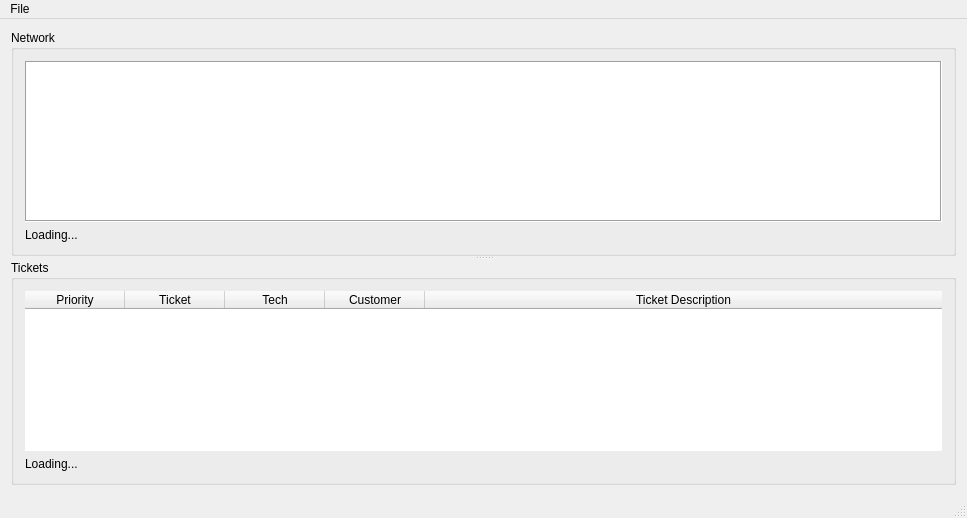
This is mainwindow.ui in liquidweaver/Pulse as Qt 5 draws it before an edit. The edited form follows.
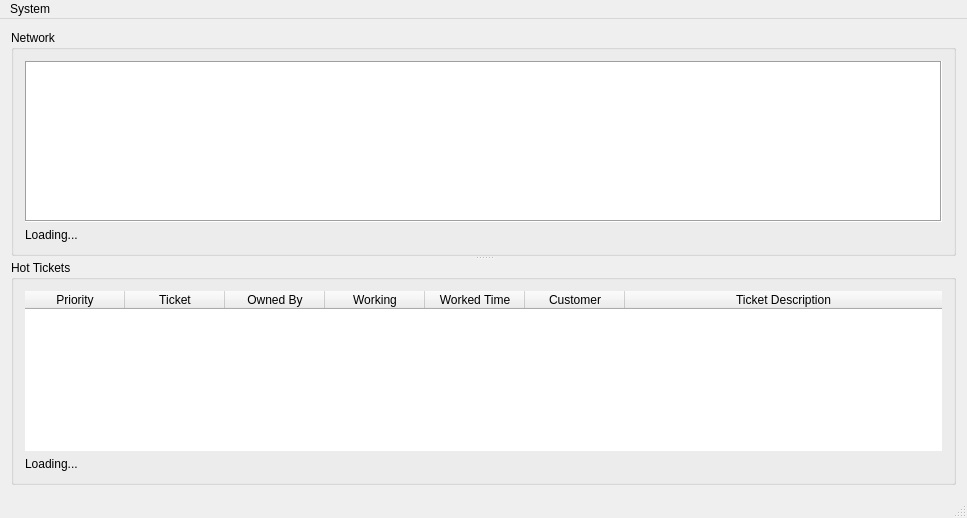
This is the edited form. Icons and pictures are not drawn.

Patch:
```diff
--- a/mainwindow.ui
+++ b/mainwindow.ui
@@ -80,7 +80,7 @@
       </widget>
       <widget class="QGroupBox" name="groupBox_2">
        <property name="title">
-        <string>Tickets</string>
+        <string>Hot Tickets</string>
        </property>
        <property name="flat">
         <bool>true</bool>
@@ -131,7 +131,17 @@
           </column>
           <column>
            <property name="text">
-            <string>Tech</string>
+            <string>Owned By</string>
+           </property>
+          </column>
+          <column>
+           <property name="text">
+            <string>Working</string>
+           </property>
+          </column>
+          <column>
+           <property name="text">
+            <string>Worked Time</string>
            </property>
           </column>
           <column>
@@ -179,7 +189,7 @@
    </property>
    <widget class="QMenu" name="menuFile">
     <property name="title">
-     <string>File</string>
+     <string>System</string>
     </property>
     <addaction name="actionSettings"/>
     <addaction name="action_Quit"/>
```
Left out of the diff: 28 changed lines with no effect on the pictures.
